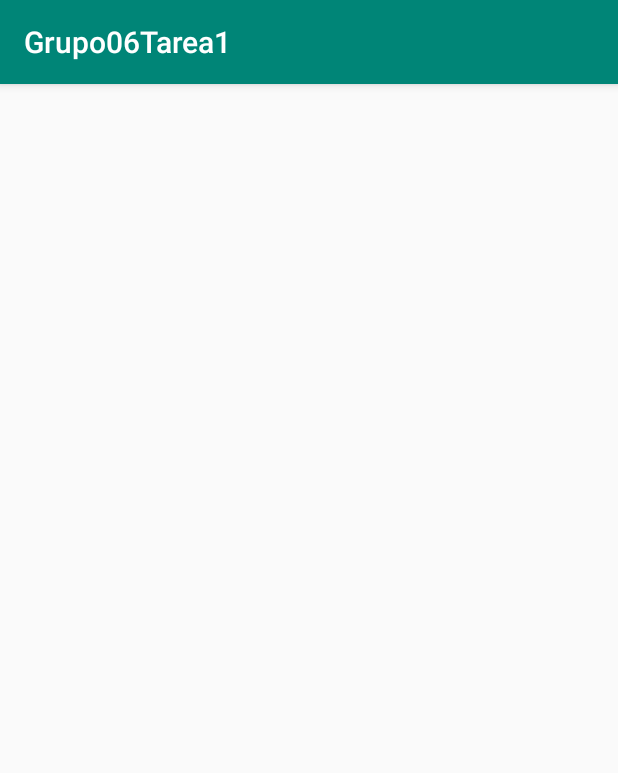
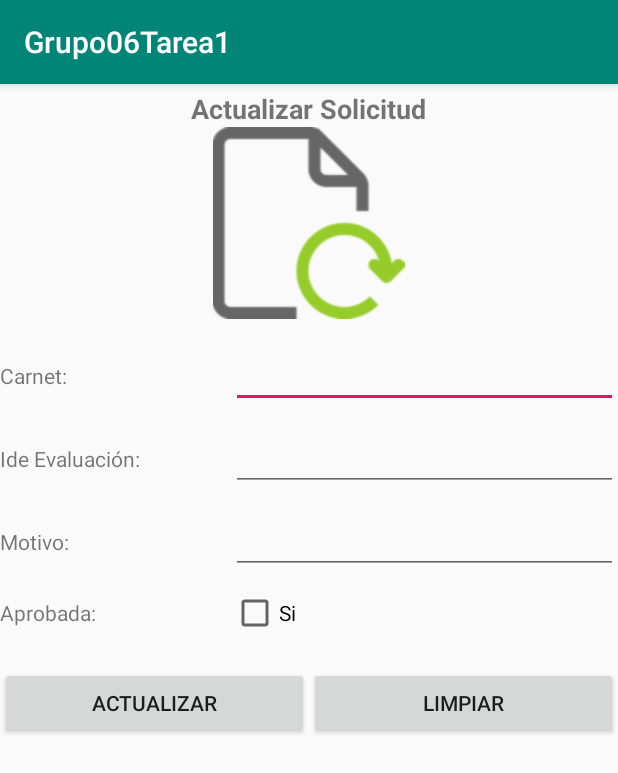
Before and after one commit to chesterven/Grupo06Tarea1, an Android app: the Solicitud_DiferidoRepetido_Actualizar screen opened directly, with no data from a screen before it, on a phone screen of 412 x 824 dp. Shown: the top 773 px of the screen. Run offline under Robolectric (Android 15) with nearby library versions, the phone set to English and light mode, and no system bars.

Commit message:
Activity actualizar solicitud

```diff
--- a/app/src/main/res/layout/activity_solicitud__diferido_repetido__actualizar.xml
+++ b/app/src/main/res/layout/activity_solicitud__diferido_repetido__actualizar.xml
@@ -1,9 +1,147 @@
 <?xml version="1.0" encoding="utf-8"?>
-<android.support.constraint.ConstraintLayout xmlns:android="http://schemas.android.com/apk/res/android"
+
+<TableLayout xmlns:android="http://schemas.android.com/apk/res/android"
     xmlns:app="http://schemas.android.com/apk/res-auto"
-    xmlns:tools="http://schemas.android.com/tools"
+    android:layout_width="fill_parent"
+    android:layout_height="match_parent"
+    android:stretchColumns="1"
+    android:paddingTop="4dip">
+
+
+    <TableRow
+        android:layout_width="match_parent"
+        android:layout_height="match_parent"
+        android:gravity="center">
+
+        <TextView
+            android:id="@+id/textView6"
+            android:layout_width="wrap_content"
+            android:layout_height="wrap_content"
+            android:gravity="center"
+            android:textSize="18sp"
+            android:textStyle="bold"
+            android:text="@string/Solicitud_RepetidoDiferido_Titulo_Actualizar" />
+    </TableRow>
+
+    <TableRow
+        android:layout_width="match_parent"
+        android:layout_height="match_parent"
+        android:gravity="center">
+
+        <ImageView
+            android:id="@+id/imageView3"
+            android:layout_width="wrap_content"
+            android:layout_height="wrap_content"
+            app:srcCompat="@drawable/actualizarSolicitud" />
+    </TableRow>
+    <TableRow
+        android:layout_width="match_parent"
+        android:layout_height="match_parent"
+        android:layout_marginBottom="14dp" />
+
+    <TableRow
+        android:layout_width="match_parent"
+        android:layout_height="match_parent"
+        android:weightSum="4">
+
+        <TextView
+            android:id="@+id/textView7"
+            android:layout_width="0dp"
+            android:layout_height="wrap_content"
+            android:layout_weight="1.5"
+            android:text="@string/Carnee" />
+
+        <EditText
+            android:id="@+id/editText"
+            android:layout_width="0dp"
+            android:layout_height="wrap_content"
+            android:layout_weight="2.5"
+            android:ems="10"
+            android:inputType="text" />
+    </TableRow>
+
+    <TableRow
     android:layout_width="match_parent"
     android:layout_height="match_parent"
-    tools:context=".Solicitud_DiferidoRepetido_Actualizar">
+    android:layout_marginTop="10dp"
+    android:weightSum="4">
 
-</android.support.constraint.ConstraintLayout>
+    <TextView
+        android:id="@+id/textView8"
+        android:layout_width="0dp"
+        android:layout_height="wrap_content"
+        android:layout_weight="1.5"
+        android:text="@string/EvaluacionId" />
+
+    <EditText
+        android:id="@+id/idEvaluacion"
+        android:layout_width="0dp"
+        android:layout_height="wrap_content"
+        android:layout_weight="2.5"
+        android:ems="10"
+        android:inputType="text" />
+</TableRow>
+    <TableRow
+        android:layout_width="match_parent"
+        android:layout_height="match_parent"
+        android:layout_marginTop="10dp"
+        android:weightSum="4">
+
+        <TextView
+            android:id="@+id/textView9"
+            android:layout_width="0dp"
+            android:layout_height="wrap_content"
+            android:layout_weight="1.5"
+            android:text="@string/Motivo" />
+
+        <EditText
+            android:id="@+id/motivoSoli"
+            android:layout_width="0dp"
+            android:layout_height="wrap_content"
+            android:layout_weight="2.5"
+            android:ems="10"
+            android:inputType="text" />
+    </TableRow>
+
+    <TableRow
+        android:layout_width="match_parent"
+        android:layout_height="match_parent"
+        android:layout_marginTop="10dp"
+        android:weightSum="4">
+
+        <TextView
+            android:id="@+id/textView5"
+            android:layout_width="0dp"
+            android:layout_height="wrap_content"
+            android:layout_weight="1.5"
+            android:text="@string/Solicitud_Aprobada" />
+
+        <CheckBox
+            android:id="@+id/checkBox"
+            android:layout_width="0dp"
+            android:layout_height="wrap_content"
+            android:layout_weight="2.5"
+            android:text="@string/si" />
+
+
+    </TableRow>
+    <TableRow
+        android:layout_width="match_parent"
+        android:layout_height="match_parent"
+        android:layout_marginTop="20dp">
+
+        <Button
+            android:onClick="actualizarSolicitud"
+            android:text="@string/Actualizar"
+            android:layout_width="0dp"
+            android:layout_height="wrap_content"
+            android:layout_weight="2"/>
+
+        <Button
+            android:onClick="limpiarTexto"
+            android:text="@string/Limpiar"
+            android:layout_width="0dp"
+            android:layout_height="wrap_content"
+            android:layout_weight="2"/>
+    </TableRow>
+</TableLayout>
--- a/app/src/main/res/layout/activity_solicitud__repetido__insertar.xml
+++ b/app/src/main/res/layout/activity_solicitud__repetido__insertar.xml
@@ -24,22 +24,19 @@
 
     <TableRow
         android:layout_width="match_parent"
-        android:layout_height="52dp"
+        android:layout_height="10dp"
         android:gravity="center">
 
         <ImageView
             android:id="@+id/imageView"
-            android:layout_width="50dp"
+            android:layout_width="10dp"
             android:layout_height="match_parent"
             android:layout_gravity="center"
             app:srcCompat="@drawable/solicitud" />
 
     </TableRow>
 
-    <TableRow
-        android:layout_width="match_parent"
-        android:layout_height="match_parent"
-        android:layout_marginBottom="14dp" />
+
 
     <TableRow
         android:layout_width="match_parent"
@@ -86,7 +83,6 @@
     <TableRow
         android:layout_width="match_parent"
         android:layout_height="match_parent"
-        android:layout_marginTop="5dp"
         android:weightSum="4">
 
         <TextView
@@ -108,7 +104,7 @@
     <TableRow
         android:layout_width="match_parent"
         android:layout_height="match_parent"
-        android:layout_marginTop="5dp"
+
         android:weightSum="4">
 
         <TextView
@@ -142,7 +138,7 @@
     <TableRow
     android:layout_width="match_parent"
     android:layout_height="match_parent"
-        android:layout_marginTop="15dp"
+
     android:weightSum="4">
 
     <TextView
@@ -161,7 +157,28 @@
     <TableRow
         android:layout_width="match_parent"
         android:layout_height="match_parent"
-    android:layout_marginTop="20dp">
+
+        android:weightSum="4">
+
+        <TextView
+            android:id="@+id/textView8"
+            android:layout_width="0dp"
+            android:layout_height="wrap_content"
+            android:layout_weight="1.5"
+            android:text="@string/Motivo"/>
+        <EditText
+            android:id="@+id/motivoSolicitud"
+            android:layout_width="0dp"
+            android:layout_height="wrap_content"
+            android:layout_weight="2.5"
+            android:ems="10"
+            android:inputType="text" />
+
+    </TableRow>
+<TableRow
+    android:layout_width="match_parent"
+    android:layout_height="match_parent"
+    >
 
     <Button
         android:onClick="insertarSolicitudRepetido"
--- a/app/src/main/res/values/strings.xml
+++ b/app/src/main/res/values/strings.xml
@@ -14,7 +14,7 @@
     <string name="Materia">Código materia:</string>
     <string name="Grupo">Número de grupo:</string>
     <string name="TipoGrupo">Tipo de grupo:</string>
-
+    <string name="si">Si</string>
     <string name="title_activity_detalle_segunda_revision__actualizar">DetalleSegundaRevision_Actualizar</string>
 
 
@@ -35,7 +35,8 @@
     <string name="Solicitud_RepetidoDiferido_Titulo_Insertar2">Insertar Solicitud de Repetido</string>
     <string name="Solicitud_RepetidoDiferido_Titulo_Eliminar">Eliminar Solicitud</string>
     <string name="Solicitud_RepetidoDiferido_Titulo_Consultar">Consultar Solicitud</string>
-    <string name="Solicitud_RepetidoDiferido_Titulo_Actualizar">Consultar Solicitud</string>
+    <string name="Solicitud_RepetidoDiferido_Titulo_Actualizar">Actualizar Solicitud</string>
+    <string name="Solicitud_Aprobada">Aprobada:</string>
     <string name="tiposGrupos">Seleccione el tipo de grupo</string>
     <string-array name="tiposGrupos_array">
         <item>Teórico</item>
```
Lines whose indentation alone changed are shown as unchanged.
